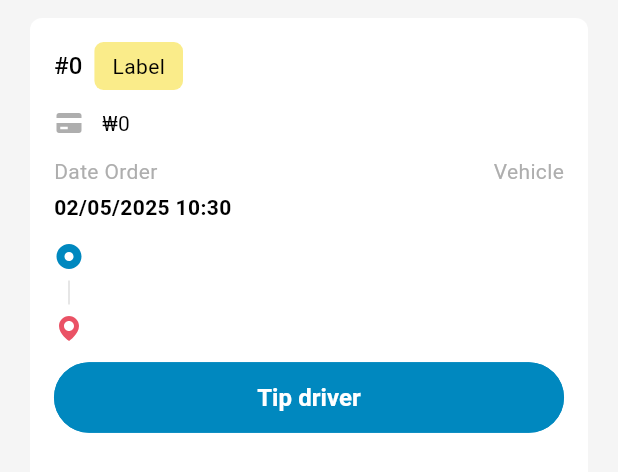
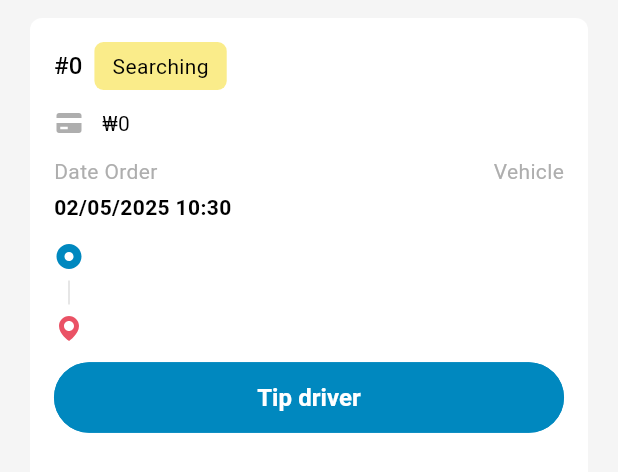
Before and after one commit to Anna-Gogox/Order-UI, a Flutter app: the OrderCard widget shown alone on an empty page, opened directly with empty values, on a phone screen of 412 x 824 dp. Shown: the top 472 px of the screen. Run offline on Flutter 3.47's test engine with Material 3 defaults, Android fonts, the phone set to English and light mode, and no system bars; our stand-ins replace chopper, connectivity_plus, flutter_bloc, flutter_modular, flutter_svg; generated files the repository leaves out were written again; network calls fail.

Commit message:
Add status text to OrderCard

```diff
--- a/lib/models/order.dart
+++ b/lib/models/order.dart
@@ -1,3 +1,6 @@
+import 'package:flutter/widgets.dart';
+import 'package:flutter_gen/gen_l10n/app_localizations.dart';
+
 class Order {
   final int id;
   final int? userId;
@@ -35,6 +38,30 @@ class Order {
     this.hasReview,
   });
 
+
+  String getStatus(BuildContext context) {
+    final localizations = AppLocalizations.of(context)!;
+
+    switch (statusCd) {
+      case 1:
+        return localizations.ordersStatusPending;
+      case 2:
+        return localizations.ordersStatusActive;
+      case 3:
+        return localizations.ordersStatusCompleted;
+      case 4:
+        return localizations.ordersStatusIncomplete;
+      case 5:
+        return localizations.ordersStatusCancelled;
+      case 6:
+        return localizations.ordersStatusReturned;
+      case 7:
+        return localizations.orderStatusWaitingForPayment;
+      default:
+        return localizations.ordersStatusPending;
+    }
+  }
+
   factory Order.fromJson(Map<String, dynamic> json) {
     return Order(
       id: json['id'],
@@ -45,21 +72,26 @@ class Order {
       fromPlace: json['from_place'],
       toPlace: json['to_place'],
       quantity: json['quantity'],
-      appointmentAt: json['appointment_at'] != null
+      appointmentAt:
+          json['appointment_at'] != null
               ? DateTime.parse(json['appointment_at'])
               : null,
-      completedAt: json['completed_at'] != null
+      completedAt:
+          json['completed_at'] != null
               ? DateTime.parse(json['completed_at'])
               : null,
-      createdAt: json['created_at'] != null
+      createdAt:
+          json['created_at'] != null
               ? DateTime.parse(json['created_at'])
               : null,
-      updatedAt: json['updated_at'] != null
+      updatedAt:
+          json['updated_at'] != null
               ? DateTime.parse(json['updated_at'])
               : null,
       orderType: json['order_type'],
       total: json['total'],
-      vehiclePool: json['vehicle_pool'] != null
+      vehiclePool:
+          json['vehicle_pool'] != null
               ? VehiclePool.fromJson(json['vehicle_pool'])
               : null,
       hasReview: json['has_review'],
@@ -118,7 +150,8 @@ class VehiclePool {
       vehicleId: json['vehicle_id'],
       poolId: json['pool_id'],
       commissionRatio: json['commission_ratio'],
-      createdAt: json['created_at'] != null
+      createdAt:
+          json['created_at'] != null
               ? DateTime.parse(json['created_at'])
               : null,
     );
--- a/lib/pages/order_list_page.dart
+++ b/lib/pages/order_list_page.dart
@@ -40,8 +40,10 @@
         },
         child: Scaffold(
           appBar: AppBar(
-            title: Text(
-              AppLocalizations.of(context)!.title_app_bar('Order list'),
+            title: Center(
+              child: Text(
+                AppLocalizations.of(context)!.title_app_bar('Order list'),
+              ),
             ),
             scrolledUnderElevation: 0,
             elevation: 0,
--- a/lib/widgets/order_card.dart
+++ b/lib/widgets/order_card.dart
@@ -30,7 +30,7 @@ class OrderCard extends StatelessWidget {
           ),
           child: Column(
             children: [
-              IdAndStatus(id: "#${order.id.toString()}"),
+              IdAndStatus(id: "#${order.id.toString()}", status: order.getStatus(context)),
               SizedBox(height: 12.0),
               AmountTotal(number: order.total ?? 0),
               SizedBox(height: 12.0),
@@ -101,14 +101,14 @@ class IconWithText extends StatelessWidget {
 }
 
 class IdAndStatus extends StatelessWidget {
-  const IdAndStatus({super.key, required this.id});
+  const IdAndStatus({super.key, required this.id, required this.status});
 
-  final String id;
+  final String id, status;
 
   @override
   Widget build(BuildContext context) {
     return Row(
-      children: [Text(id, style: TextStyle(fontWeight: FontWeight.w500, fontSize: 16, letterSpacing: 0.04)), SizedBox(width: 8.0), StatusLabel(status: 'Label',)],
+      children: [Text(id, style: TextStyle(fontWeight: FontWeight.w500, fontSize: 16, letterSpacing: 0.04)), SizedBox(width: 8.0), StatusLabel(status: status,)],
     );
   }
 }
```
Also changed, not shown: lib/l10n/app_en.arb (+15 -1 lines). Lines whose indentation alone changed are shown as unchanged.
